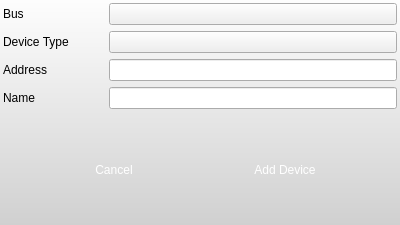
Above: Graffik/gui/core/Dialogs/adddevicedialog.ui from DynamicPerception/Graffik_Legacy before the change. Below: the same form after it.
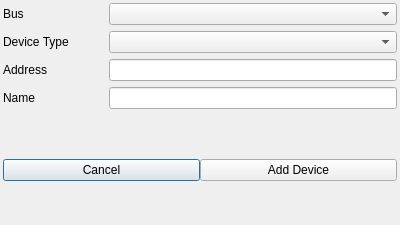
That is the form after the change. Icons and pictures are not drawn.

The edit to the form file:
```diff
--- a/Graffik/gui/core/Dialogs/adddevicedialog.ui
+++ b/Graffik/gui/core/Dialogs/adddevicedialog.ui
@@ -20,32 +20,7 @@
    <string>Add Device</string>
   </property>
   <property name="styleSheet">
-   <string notr="true">QPushButton {
-border: 0px transparent;
-max-width:120px;
-max-height: 40px;
-min-width:120px;
-min-height: 40px;
-color: rgb(255,255,255);
-font: 12px &quot;Lucida Sans&quot;;
-}
-
-#okButton {
-border-image: url(:/core/small-blue-but-normal.png);
-}
-
-#cancelButton {
-border-image: url(:/core/small-gray-but-normal.png);
-}
-
-QComboBox:drop-down {
-border-image: url(:/core/drop-down-sm-blue.png);
-border: 0px transparent;
-}
-
-#AddDeviceDialog {
-background-color: qlineargradient(spread:pad, x1:0, y1:0, x2:0, y2:1, stop:0 rgba(253, 253, 253, 255), stop:1 rgba(208, 208, 208, 255));
-}</string>
+   <string notr="true"/>
   </property>
   <layout class="QGridLayout" name="gridLayout_2">
    <property name="margin">
```
